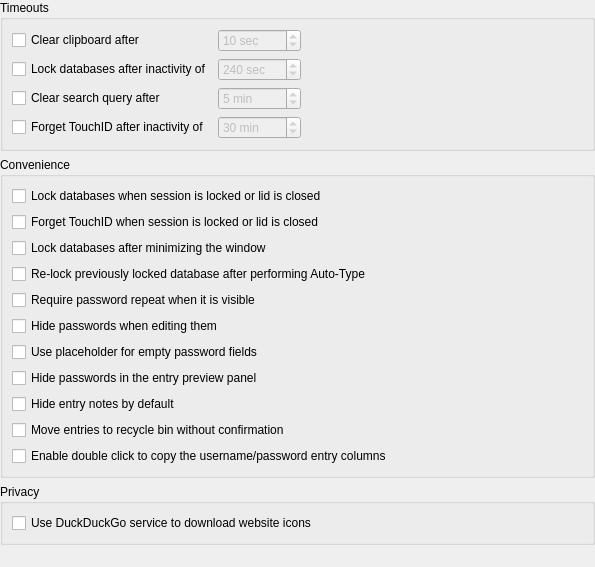
First picture: the form in src/gui/ApplicationSettingsWidgetSecurity.ui, repository keepassxreboot/keepassxc, before the edit.
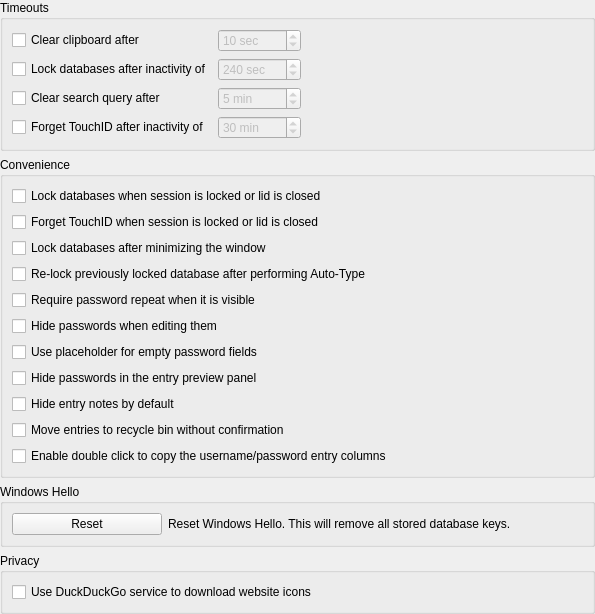
Second picture: the form after the edit.

Commit message: Add support for Windows Hello

Patch:
```diff
--- a/src/gui/ApplicationSettingsWidgetSecurity.ui
+++ b/src/gui/ApplicationSettingsWidgetSecurity.ui
@@ -274,6 +274,64 @@
      </layout>
     </widget>
    </item>
+   <item>
+    <widget class="QGroupBox" name="winHelloBox">
+     <property name="title">
+      <string>Windows Hello</string>
+     </property>
+     <layout class="QVBoxLayout" name="verticalLayout_4">
+      <item>
+       <layout class="QHBoxLayout" name="horizontalLayout">
+        <property name="topMargin">
+         <number>0</number>
+        </property>
+        <item>
+         <widget class="QPushButton" name="winHelloResetButton">
+          <property name="sizePolicy">
+           <sizepolicy hsizetype="Minimum" vsizetype="Fixed">
+            <horstretch>0</horstretch>
+            <verstretch>0</verstretch>
+           </sizepolicy>
+          </property>
+          <property name="minimumSize">
+           <size>
+            <width>150</width>
+            <height>0</height>
+           </size>
+          </property>
+          <property name="text">
+           <string>Reset</string>
+          </property>
+         </widget>
+        </item>
+        <item>
+         <widget class="QLabel" name="label">
+          <property name="text">
+           <string>Reset Windows Hello. This will remove all stored database keys.</string>
+          </property>
+         </widget>
+        </item>
+        <item>
+         <spacer name="horizontalSpacer_2">
+          <property name="orientation">
+           <enum>Qt::Horizontal</enum>
+          </property>
+          <property name="sizeType">
+           <enum>QSizePolicy::Expanding</enum>
+          </property>
+          <property name="sizeHint" stdset="0">
+           <size>
+            <width>10</width>
+            <height>10</height>
+           </size>
+          </property>
+         </spacer>
+        </item>
+       </layout>
+      </item>
+     </layout>
+    </widget>
+   </item>
    <item>
     <widget class="QGroupBox" name="privacy">
      <property name="title">
```
The commit also changes 24 other files.
